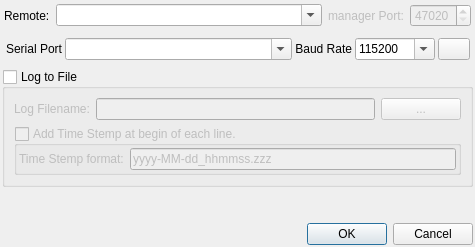
Above: qiperfc/src/dlgserial.ui from coolshou/qiperf before the change. Below: the same form after it.
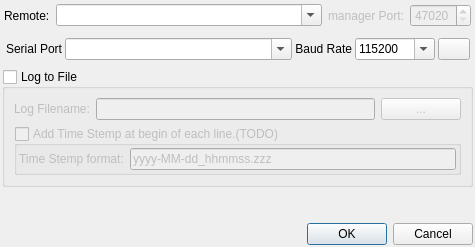
That is the form after the change. Icons and pictures are not drawn.

```diff
--- a/qiperfc/src/dlgserial.ui
+++ b/qiperfc/src/dlgserial.ui
@@ -283,7 +283,7 @@
       <item row="1" column="0" colspan="3">
        <widget class="QGroupBox" name="gbAddTimeStemp">
         <property name="title">
-         <string>Add Time Stemp at begin of each line.</string>
+         <string>Add Time Stemp at begin of each line.(TODO)</string>
         </property>
         <property name="checkable">
          <bool>true</bool>
```
